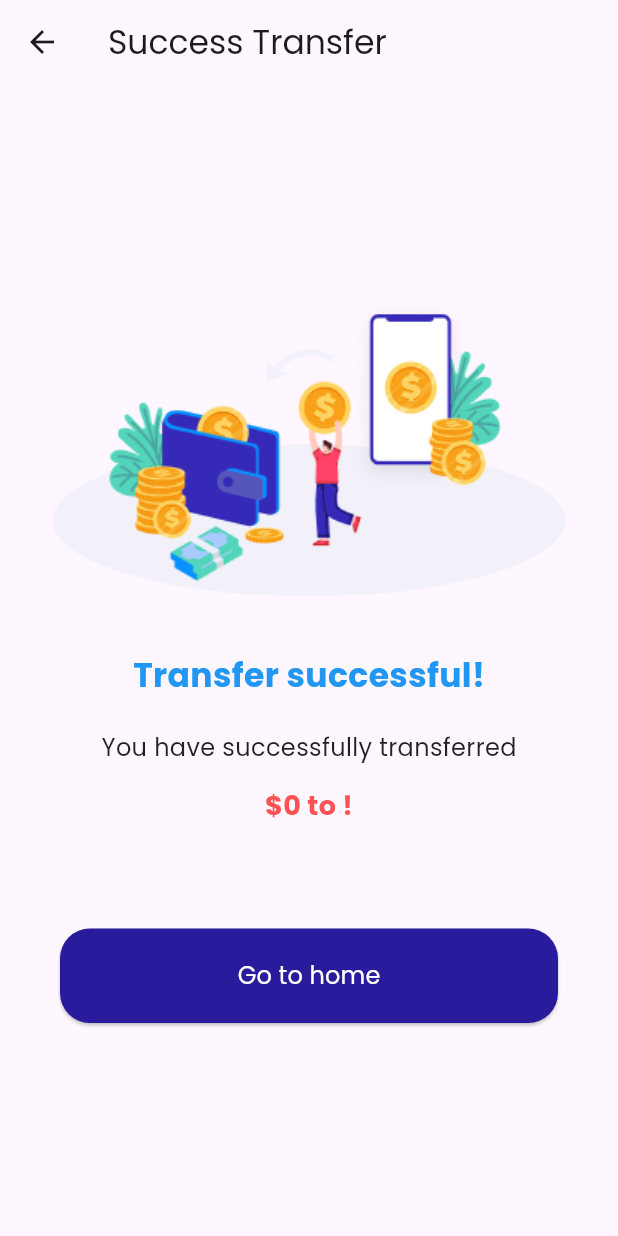
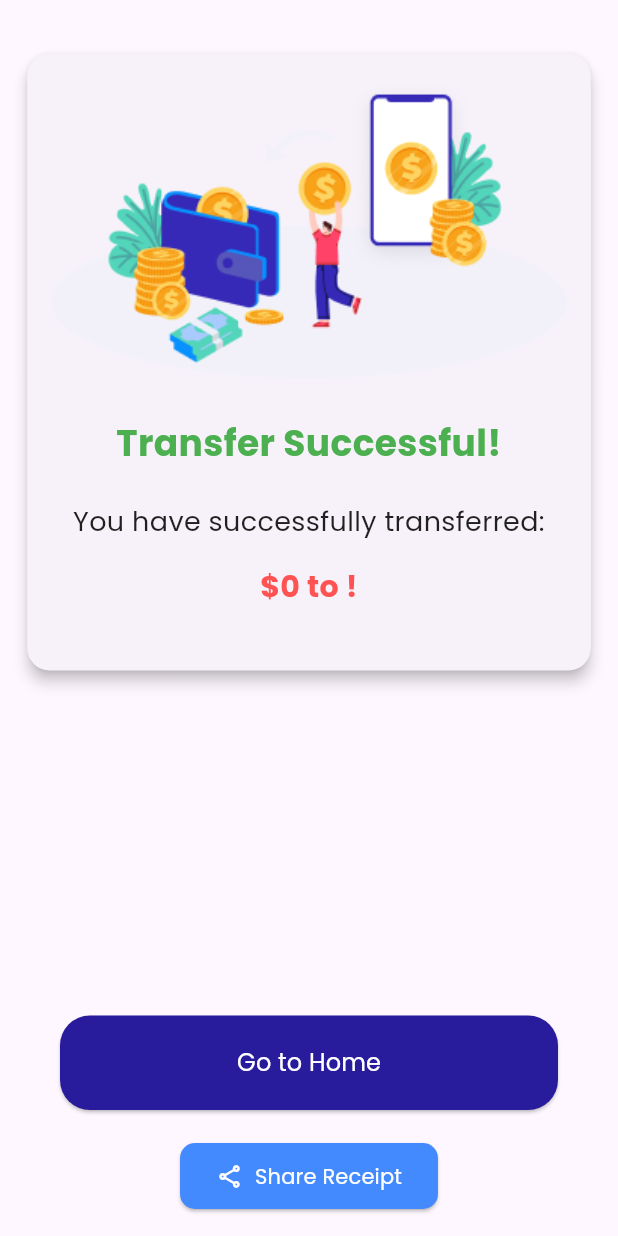
Before and after one commit to ACICT-DEPI/CAI1_SWD4_S9d-bank-application, a Flutter app: the SuccessTransferScreen screen opened directly with empty values, on a phone screen of 412 x 824 dp. Run offline on Flutter 3.47's test engine with Material 3 defaults, Android fonts, the light colour scheme and no system bars; drawn by our look-alikes of screenshot; our stand-ins replace awesome_dialog, buttons_tabbar, cloud_firestore, firebase_auth, firebase_core, firebase_storage and 8 more; accounts and stored records are empty; project files that could hold a hidden picture were left out.

Commit message:
Make share transfer result.

```diff
--- a/lib/controller/transfer/success_transfer_controller.dart
+++ b/lib/controller/transfer/success_transfer_controller.dart
@@ -1,14 +1,21 @@
+import 'dart:io';
+
 import 'package:get/get.dart';
+import 'package:path_provider/path_provider.dart';
+import 'package:screenshot/screenshot.dart';
+import 'package:share/share.dart';
 
 import '../../core/constant/routes.dart';
 
 abstract class SuccessTransferController extends GetxController {
   goToHomeScreen();
+  takeScreenshot();
 }
 
 class SuccessTransferControllerImpl extends SuccessTransferController {
   late String toUsername;
   late int amount;
+  late ScreenshotController screenshotController;
   @override
   goToHomeScreen() {
     Get.offAllNamed(AppRoute.homePage);
@@ -20,5 +27,32 @@ class SuccessTransferControllerImpl extends SuccessTransferController {
     super.onInit();
     toUsername = Get.arguments['to'] ?? '';
     amount = Get.arguments['amount'] ?? '';
+    screenshotController = ScreenshotController();
+  }
+
+  @override
+  takeScreenshot() async {
+    // Capture the screenshot
+    final imageFile = await screenshotController.capture();
+
+    // Check if the imageFile is null
+    if (imageFile == null) {
+      // Handle the case where the screenshot fails
+      print("Screenshot capture failed.");
+      return;
+    }
+
+    // Get the temporary directory for saving the image
+    final directory = await getTemporaryDirectory();
+
+    // Create the image file path
+    final imagePath = '${directory.path}/screenshot.png';
+
+    // Save the image file
+    final file = File(imagePath);
+    await file.writeAsBytes(imageFile);
+
+    // Share the image file
+    Share.shareFiles([file.path], text: "Here is your transaction screenshot!");
   }
 }
--- a/lib/screen/transfer/success_transfer.dart
+++ b/lib/screen/transfer/success_transfer.dart
@@ -1,5 +1,6 @@
 import 'package:flutter/material.dart';
 import 'package:get/get.dart';
+import 'package:screenshot/screenshot.dart';
 import 'package:vaulta/controller/transfer/success_transfer_controller.dart';
 import 'package:vaulta/core/constant/imageAssets.dart';
 import 'package:vaulta/widget/auth/custom_button_auth.dart';
@@ -11,67 +12,120 @@ class SuccessTransferScreen extends StatelessWidget {
   Widget build(BuildContext context) {
     SuccessTransferControllerImpl controller =
         Get.put(SuccessTransferControllerImpl());
+
     return Scaffold(
-      appBar: AppBar(
-        title: const Text('Success Transfer'),
-      ),
-      body: Padding(
+      body: SafeArea(
+        child: Padding(
           padding: const EdgeInsets.all(16.0),
           child: Column(
-          mainAxisAlignment: MainAxisAlignment.center,
+            mainAxisAlignment: MainAxisAlignment.spaceBetween,
             children: [
-            // Image section
+              // This part will be captured in the screenshot
+              Screenshot(
+                controller: controller.screenshotController,
+                child: Card(
+                  elevation: 4,
+                  shape: RoundedRectangleBorder(
+                    borderRadius: BorderRadius.circular(15),
+                  ),
+                  margin: const EdgeInsets.symmetric(vertical: 20),
+                  child: Padding(
+                    padding: const EdgeInsets.all(16.0),
+                    child: Column(
+                      children: [
+                        // Success Image
                         Image.asset(
-              AppImageassets
-                  .successTransferImage, // Replace with your image asset
+                          AppImageassets.successTransferImage,
                           height: 200,
+                          fit: BoxFit.contain,
                         ),
-            const SizedBox(height: 30),
+                        const SizedBox(height: 20),
 
-            // Transfer successful text
+                        // Success Text
                         Text(
-              'Transfer successful!',
+                          'Transfer Successful!',
+                          style: const TextStyle(
+                            fontSize: 24,
+                            fontWeight: FontWeight.bold,
+                            color: Colors.green,
+                          ),
+                          textAlign: TextAlign.center,
+                        ),
+                        const SizedBox(height: 10),
+
+                        // Transfer details
+                        Text(
+                          'You have successfully transferred:',
                           style: TextStyle(
-                fontSize: 22,
-                fontWeight: FontWeight.bold,
-                color: Colors.blue,
-              ),
-            ),
-            SizedBox(height: 10),
-
-            // Confirmation text
-            Text(
-              'You have successfully transferred',
-              style: TextStyle(
-                fontSize: 16,
+                            fontSize: 18,
                             color: Colors.black87,
                           ),
+                          textAlign: TextAlign.center,
                         ),
-            SizedBox(height: 5),
+                        const SizedBox(height: 5),
                         Text(
                           '\$${controller.amount} to ${controller.toUsername}!',
-              style: TextStyle(
-                fontSize: 18,
+                          style: const TextStyle(
+                            fontSize: 20,
                             fontWeight: FontWeight.bold,
                             color: Colors.redAccent,
                           ),
+                          textAlign: TextAlign.center,
                         ),
-            SizedBox(height: 40),
+                        const SizedBox(height: 20),
+                      ],
+                    ),
+                  ),
+                ),
+              ),
 
-            // Confirm button
+              // Confirm Button and Share Button section
+              Column(
+                children: [
                   Row(
                     children: [
                       Expanded(
                         child: CustomButtonAuth(
-                        title: 'Go to home',
+                          title: 'Go to Home',
                           onPressed: () {
                             controller.goToHomeScreen();
-                        })),
+                          },
+                        ),
+                      ),
+                    ],
+                  ),
+                  const SizedBox(height: 20),
+
+                  // Share Screenshot Button
+                  ElevatedButton.icon(
+                    onPressed: () {
+                      controller.takeScreenshot();
+                    },
+                    style: ElevatedButton.styleFrom(
+                      backgroundColor: Colors.blueAccent,
+                      shape: RoundedRectangleBorder(
+                        borderRadius: BorderRadius.circular(10),
+                      ),
+                      padding: const EdgeInsets.symmetric(
+                        vertical: 12,
+                        horizontal: 24,
+                      ),
+                    ),
+                    icon: const Icon(
+                      Icons.share_outlined,
+                      color: Colors.white,
+                    ),
+                    label: const Text(
+                      'Share Receipt',
+                      style: TextStyle(color: Colors.white),
+                    ),
+                  ),
                 ],
               ),
             ],
           ),
         ),
+      ),
     );
   }
 }
--- a/pubspec.yaml
+++ b/pubspec.yaml
@@ -75,6 +75,9 @@ dependencies:
   firebase_storage: ^11.6.5
   focus_detector: ^2.0.1
   buttons_tabbar:
+  screenshot: ^3.0.0
+  share: ^2.0.4
+  path_provider: ^2.0.11
 
 
 dev_dependencies:
```
Also changed, not shown: lib/controller/transfer/transfer_controller.dart (+15 -11 lines), lib/screen/home.dart (+14 -4 lines), pubspec.lock. Lines whose indentation alone changed are shown as unchanged.
